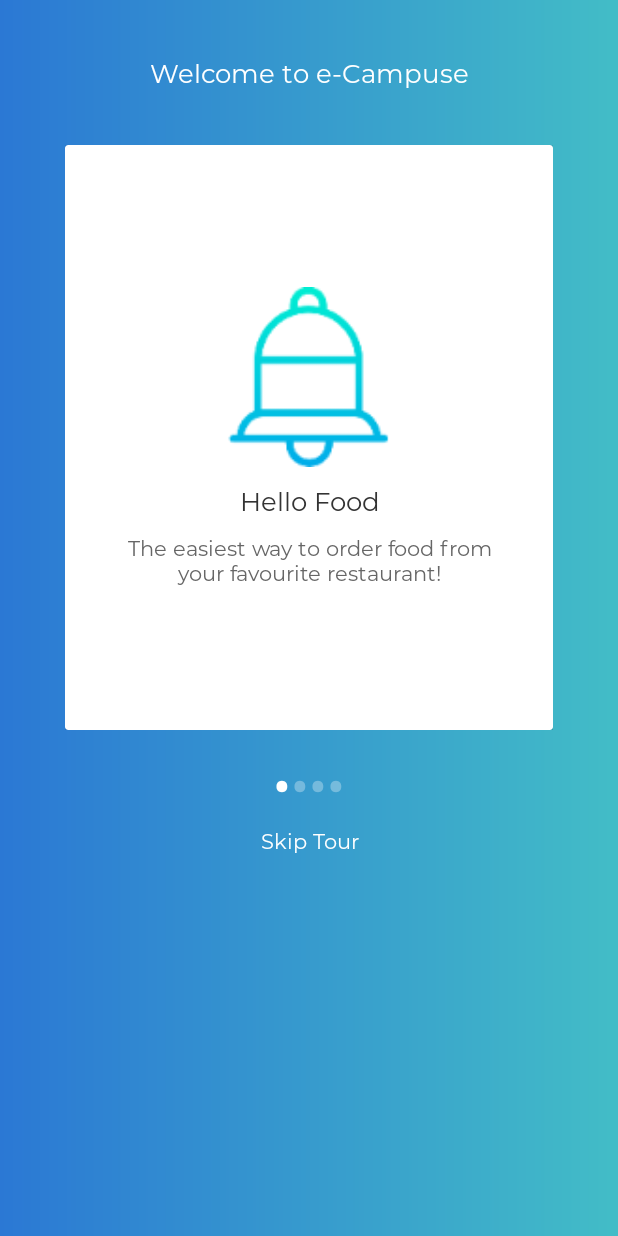
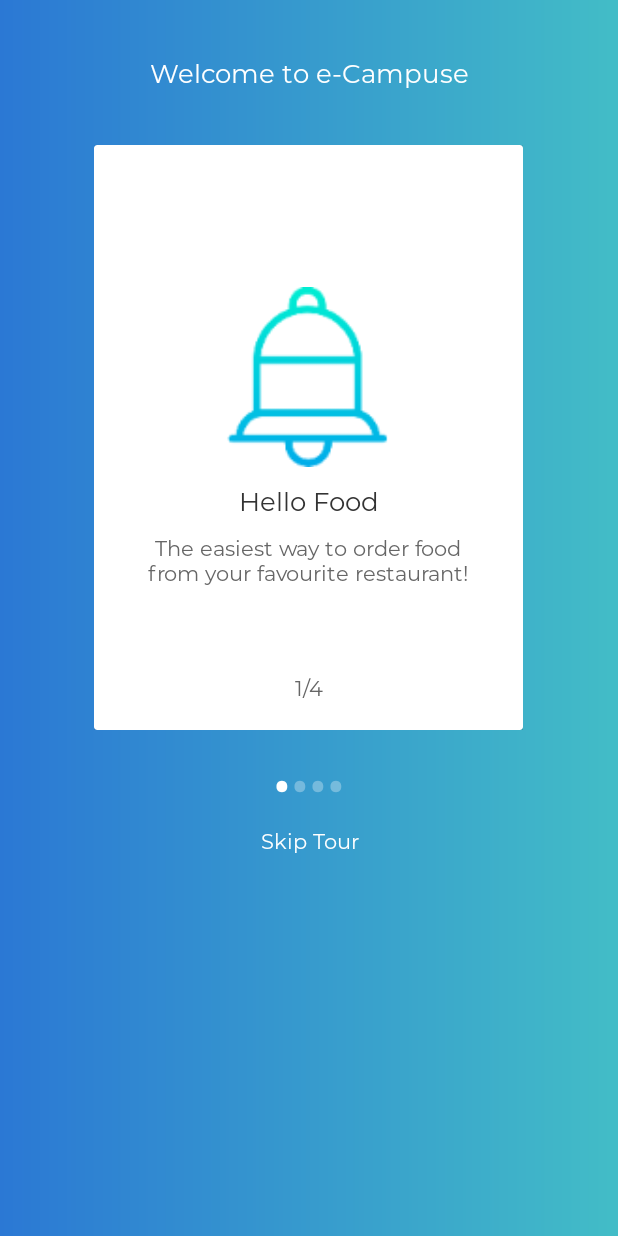
Before and after one commit to rutul089/eCampus, an Android app: the WelcomeActivity screen opened directly, with no data from a screen before it, on a phone screen of 412 x 824 dp. Run offline under Robolectric (Android 15) with nearby library versions, the phone set to English and light mode, and no system bars; our stand-ins replace sdp/ssp sizes; 6 statements that could not run were skipped.

Commit message:
-Test commit

```diff
--- a/app/src/main/res/layout/activity_welcome.xml
+++ b/app/src/main/res/layout/activity_welcome.xml
@@ -27,11 +27,18 @@
         app:myFont="@string/SEMIBOLD" />
 
     <RelativeLayout
-        android:layout_width="wrap_content"
+        android:layout_width="@dimen/_220sdp"
         android:layout_height="@dimen/_300sdp"
+        tools:background="@color/colorWhite"
         android:layout_gravity="center"
         android:layout_marginTop="@dimen/dimen_20">
 
+
+
+        <rutul.com.ecampus.components.CustomViewPager
+            android:id="@+id/view_pager"
+            android:layout_width="@dimen/_250sdp"
+            android:layout_height="@dimen/_350sdp" />
         <rutul.com.ecampus.components.CustomTextView
             android:id="@+id/tv_counter"
             android:layout_width="wrap_content"
@@ -43,18 +50,13 @@
             android:layout_marginBottom="8dp"
             android:gravity="center"
             android:padding="@dimen/dimen_8"
-            android:text="sadsad"
+            android:text="3/4"
             android:textColor="@color/colorGray"
-            android:textSize="@dimen/dimen_66px"
+            android:textSize="@dimen/dimen_54px"
             app:layout_constraintBottom_toBottomOf="@+id/view_pager"
             app:layout_constraintEnd_toEndOf="parent"
             app:layout_constraintStart_toStartOf="parent"
             app:myFont="@string/REGULAR" />
-
-        <rutul.com.ecampus.components.CustomViewPager
-            android:id="@+id/view_pager"
-            android:layout_width="@dimen/_250sdp"
-            android:layout_height="@dimen/_350sdp" />
     </RelativeLayout>
 
     <LinearLayout
```
